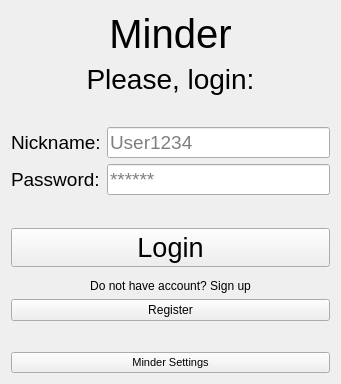
This is client/MinderClient/libs/AuthorizationWindow/AuthorizationWindow.ui in LDK28/Minder as Qt 5 draws it before an edit. The edited form follows.
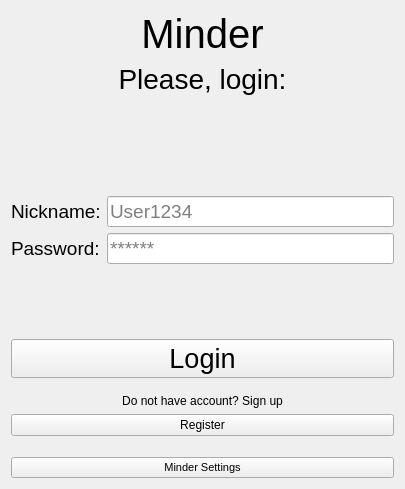
This is the edited form.

Commit message: Validation data error msgs to view added

```diff
--- a/client/MinderClient/libs/AuthorizationWindow/AuthorizationWindow.ui
+++ b/client/MinderClient/libs/AuthorizationWindow/AuthorizationWindow.ui
@@ -6,14 +6,14 @@
    <rect>
     <x>0</x>
     <y>0</y>
-    <width>341</width>
-    <height>384</height>
+    <width>405</width>
+    <height>489</height>
    </rect>
   </property>
   <property name="windowTitle">
    <string>Form</string>
   </property>
-  <layout class="QVBoxLayout" name="verticalLayout_2">
+  <layout class="QVBoxLayout" name="verticalLayout_3">
    <item>
     <widget class="QLabel" name="labelMinder">
      <property name="font">
@@ -52,13 +52,37 @@
      <property name="orientation">
       <enum>Qt::Vertical</enum>
      </property>
+     <property name="sizeType">
+      <enum>QSizePolicy::MinimumExpanding</enum>
+     </property>
      <property name="sizeHint" stdset="0">
       <size>
-       <width>20</width>
-       <height>40</height>
+       <width>5</width>
+       <height>50</height>
       </size>
      </property>
     </spacer>
+   </item>
+   <item>
+    <layout class="QVBoxLayout" name="verticalLayout_2">
+     <item>
+      <widget class="QLabel" name="labelErrorMsg">
+       <property name="font">
+        <font>
+         <pointsize>13</pointsize>
+         <italic>true</italic>
+        </font>
+       </property>
+       <property name="text">
+        <string>&lt;error&gt;</string>
+       </property>
+       <property name="alignment">
+        <set>Qt::AlignCenter</set>
+       </property>
+       <property name="margin">
+        <number>5</number>
+       </property>
+      </widget>
    </item>
    <item>
     <layout class="QFormLayout" name="formLayout">
@@ -127,6 +151,8 @@
      </item>
     </layout>
    </item>
+    </layout>
+   </item>
    <item>
     <spacer name="verticalSpacer_2">
      <property name="orientation">
@@ -184,12 +210,12 @@
         <enum>Qt::Vertical</enum>
        </property>
        <property name="sizeType">
-        <enum>QSizePolicy::Maximum</enum>
+        <enum>QSizePolicy::Preferred</enum>
        </property>
        <property name="sizeHint" stdset="0">
         <size>
          <width>10</width>
-         <height>20</height>
+         <height>10</height>
         </size>
        </property>
       </spacer>
@@ -225,7 +251,7 @@
        <property name="sizeHint" stdset="0">
         <size>
          <width>10</width>
-         <height>25</height>
+         <height>15</height>
         </size>
        </property>
       </spacer>
```
Lines whose indentation alone changed are shown as unchanged. The commit also changes 18 other files.
